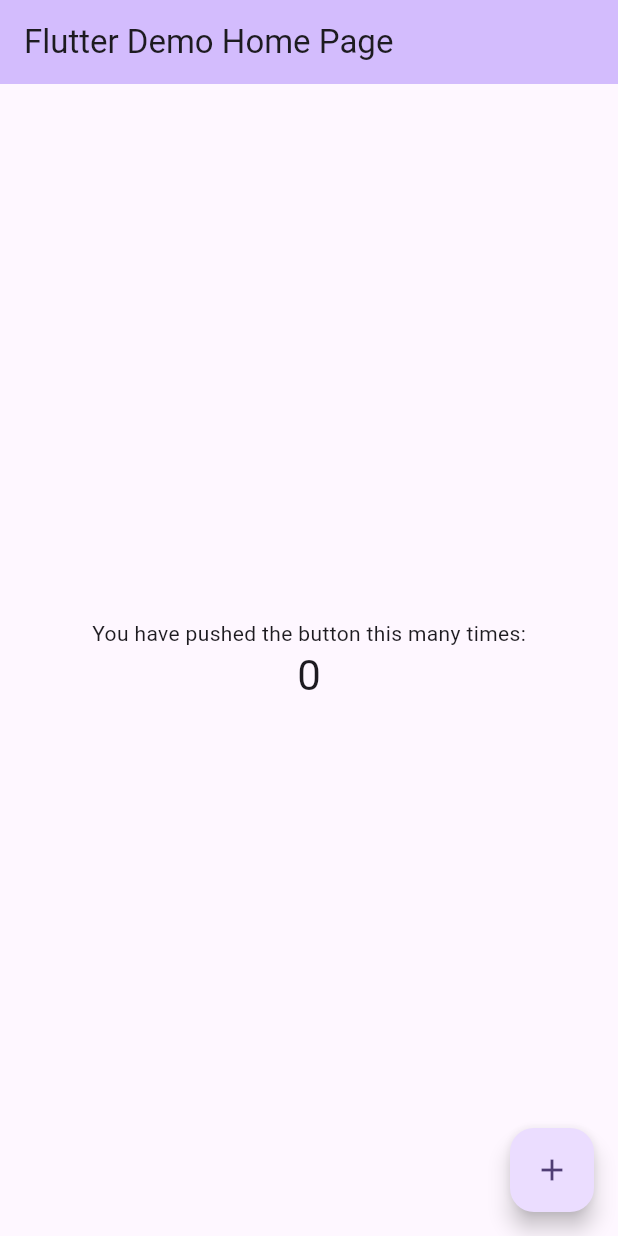
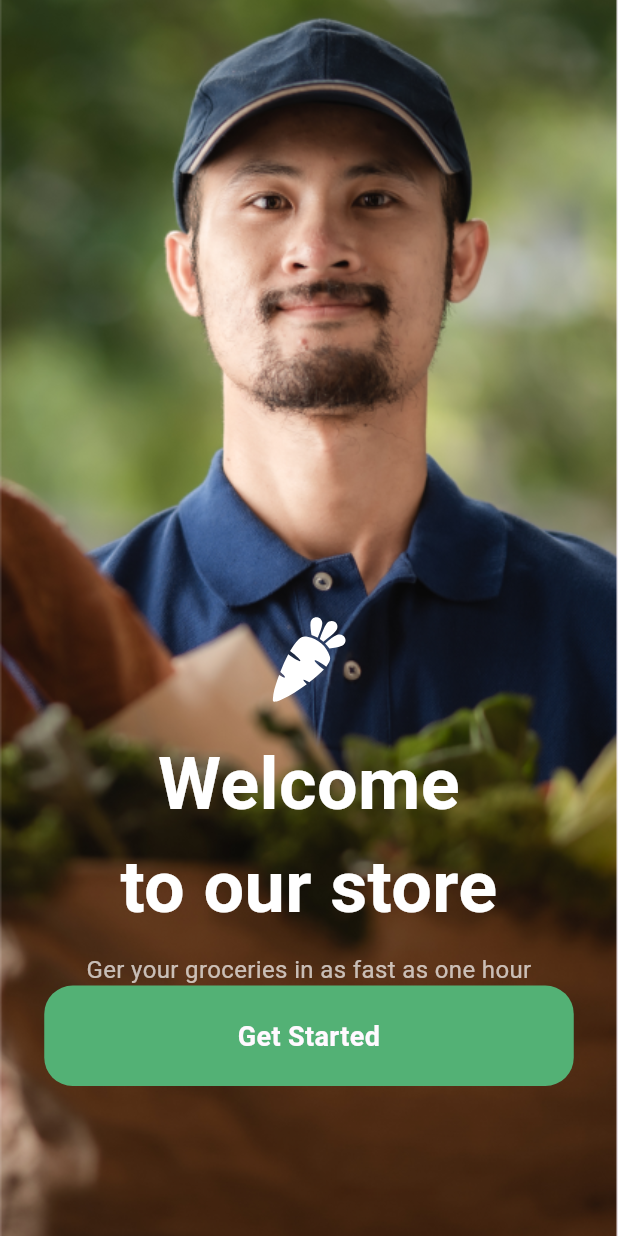
Before and after one commit to MohaMdSalah2003/Online-Groceries-App, a Flutter app: the screen it shows after launch, on a phone screen of 412 x 824 dp. Run offline on Flutter 3.47's test engine with Material 3 defaults, Android fonts, the phone set to English and light mode, and no system bars; our stand-ins replace dio, flutter_svg, get; Roboto replaces fonts that are missing (Gilroy, Gilroy-Medium).

Commit message:
splash view and onbording view

```diff
--- /dev/null
+++ b/lib/core/utils/Functions/Custom_snak_bar.dart
@@ -0,0 +1,5 @@
+import 'package:flutter/material.dart';
+
+void customSnakBar(context, String message) {
+  ScaffoldMessenger.of(context).showSnackBar(SnackBar(content: Text(message)));
+}
--- /dev/null
+++ b/lib/core/utils/constants.dart
@@ -0,0 +1,3 @@
+import 'package:flutter/material.dart';
+
+const ksplashColor = Color(0xFF53B175);
--- /dev/null
+++ b/lib/core/utils/style.dart
@@ -0,0 +1,23 @@
+import 'package:flutter/material.dart';
+
+abstract class Style {
+  static const textstyle18 = TextStyle(
+      fontSize: 18, fontWeight: FontWeight.w600, fontFamily: 'Gilroy');
+  static const textstyle20 =
+      TextStyle(fontSize: 20, fontWeight: FontWeight.normal);
+  static const textstyle14 =
+      TextStyle(fontSize: 14, fontWeight: FontWeight.normal);
+  static const textstyle16 = TextStyle(
+      fontSize: 16,
+      fontWeight: FontWeight.w400,
+      fontFamily: 'Gilroy-Medium',
+      color: Color(0xB2FCFCFC));
+  static const textstyle30 =
+      TextStyle(fontSize: 30, fontWeight: FontWeight.w500);
+  static const textstyle48 = TextStyle(
+    fontSize: 48,
+    fontWeight: FontWeight.w600,
+    fontFamily: 'Gilroy',
+    color: Colors.white,
+  );
+}
--- /dev/null
+++ b/lib/core/widgets/custom_button.dart
@@ -0,0 +1,43 @@
+import 'package:flutter/material.dart';
+import 'package:online_groceries_app/core/utils/constants.dart';
+import 'package:online_groceries_app/core/utils/style.dart';
+
+class CustomButton extends StatelessWidget {
+  const CustomButton({
+    super.key,
+    this.onTap,
+    required this.title,
+    this.isLoading = false,
+  });
+  final void Function()? onTap;
+  final String title;
+  final bool isLoading;
+  @override
+  Widget build(BuildContext context) {
+    return GestureDetector(
+      onTap: onTap,
+      child: Container(
+        width: 353,
+        height: 67,
+        decoration: ShapeDecoration(
+          color: ksplashColor,
+          shape: RoundedRectangleBorder(
+            borderRadius: BorderRadius.circular(19),
+          ),
+        ),
+        child: Center(
+          child: isLoading
+              ? const CircularProgressIndicator()
+              : Text(
+                  'Get Started',
+                  textAlign: TextAlign.center,
+                  style: Style.textstyle18.copyWith(
+                    color: const Color(0xFFFFF9FF),
+                    height: 0.06,
+                  ),
+                ),
+        ),
+      ),
+    );
+  }
+}
--- /dev/null
+++ b/lib/features/onbording/presentation/views/onbording_view.dart
@@ -0,0 +1,11 @@
+import 'package:flutter/material.dart';
+import 'package:online_groceries_app/features/onbording/presentation/views/widget/onbording_view_body.dart';
+
+class OnbordingView extends StatelessWidget {
+  const OnbordingView({super.key});
+
+  @override
+  Widget build(BuildContext context) {
+    return const SafeArea(child: Scaffold(body: OnbordingviewBody()));
+  }
+}
--- /dev/null
+++ b/lib/features/onbording/presentation/views/widget/onbording_view_body.dart
@@ -0,0 +1,58 @@
+import 'package:flutter/material.dart';
+import 'package:flutter_svg/svg.dart';
+import 'package:online_groceries_app/core/utils/style.dart';
+import 'package:online_groceries_app/core/widgets/custom_button.dart';
+
+class OnbordingviewBody extends StatelessWidget {
+  const OnbordingviewBody({super.key});
+
+  @override
+  Widget build(BuildContext context) {
+    return Container(
+      width: double.infinity,
+      clipBehavior: Clip.antiAlias,
+      decoration: const BoxDecoration(
+        image: DecorationImage(
+            image: AssetImage('assets/images/onbording 1.png'),
+            fit: BoxFit.cover),
+      ),
+      child: Stack(
+        children: [
+          Positioned(
+              right: 0,
+              left: 0,
+              bottom: 100,
+              child: Column(
+                  mainAxisAlignment: MainAxisAlignment.center,
+                  children: [
+                    SvgPicture.asset(
+                      'assets/images/onbording_icon.svg',
+                    ),
+                    const SizedBox(
+                      height: 20,
+                    ),
+                    const Text(
+                      'Welcome \nto our store',
+                      textAlign: TextAlign.center,
+                      style: Style.textstyle48,
+                    ),
+                    const SizedBox(
+                      height: 20,
+                    ),
+                    Text(
+                      'Ger your groceries in as fast as one hour',
+                      textAlign: TextAlign.center,
+                      style: Style.textstyle16.copyWith(
+                        height: 0.06,
+                      ),
+                    ),
+                    const SizedBox(
+                      height: 10,
+                    ),
+                    const CustomButton(title: 'Get Started')
+                  ]))
+        ],
+      ),
+    );
+  }
+}
--- a/lib/main.dart
+++ b/lib/main.dart
@@ -1,125 +1,19 @@
 import 'package:flutter/material.dart';
+import 'package:get/get.dart';
+import 'package:online_groceries_app/features/Splash/presentation/views/splash_view.dart';
 
 void main() {
-  runApp(const MyApp());
+  runApp(const OnlineGroceries());
 }
 
-class MyApp extends StatelessWidget {
-  const MyApp({super.key});
+class OnlineGroceries extends StatelessWidget {
+  const OnlineGroceries({super.key});
 
-  // This widget is the root of your application.
   @override
   Widget build(BuildContext context) {
-    return MaterialApp(
-      title: 'Flutter Demo',
-      theme: ThemeData(
-        // This is the theme of your application.
-        //
-        // TRY THIS: Try running your application with "flutter run". You'll see
-        // the application has a purple toolbar. Then, without quitting the app,
-        // try changing the seedColor in the colorScheme below to Colors.green
-        // and then invoke "hot reload" (save your changes or press the "hot
-        // reload" button in a Flutter-supported IDE, or press "r" if you used
-        // the command line to start the app).
-        //
-        // Notice that the counter didn't reset back to zero; the application
-        // state is not lost during the reload. To reset the state, use hot
-        // restart instead.
-        //
-        // This works for code too, not just values: Most code changes can be
-        // tested with just a hot reload.
-        colorScheme: ColorScheme.fromSeed(seedColor: Colors.deepPurple),
-        useMaterial3: true,
-      ),
-      home: const MyHomePage(title: 'Flutter Demo Home Page'),
+    return const GetMaterialApp(
+      debugShowCheckedModeBanner: false,
+      home: SplashView(),
     );
   }
 }
-
-class MyHomePage extends StatefulWidget {
-  const MyHomePage({super.key, required this.title});
-
-  // This widget is the home page of your application. It is stateful, meaning
-  // that it has a State object (defined below) that contains fields that affect
-  // how it looks.
-
-  // This class is the configuration for the state. It holds the values (in this
-  // case the title) provided by the parent (in this case the App widget) and
-  // used by the build method of the State. Fields in a Widget subclass are
-  // always marked "final".
-
-  final String title;
-
-  @override
-  State<MyHomePage> createState() => _MyHomePageState();
-}
-
-class _MyHomePageState extends State<MyHomePage> {
-  int _counter = 0;
-
-  void _incrementCounter() {
-    setState(() {
-      // This call to setState tells the Flutter framework that something has
-      // changed in this State, which causes it to rerun the build method below
-      // so that the display can reflect the updated values. If we changed
-      // _counter without calling setState(), then the build method would not be
-      // called again, and so nothing would appear to happen.
-      _counter++;
-    });
-  }
-
-  @override
-  Widget build(BuildContext context) {
-    // This method is rerun every time setState is called, for instance as done
-    // by the _incrementCounter method above.
-    //
-    // The Flutter framework has been optimized to make rerunning build methods
-    // fast, so that you can just rebuild anything that needs updating rather
-    // than having to individually change instances of widgets.
-    return Scaffold(
-      appBar: AppBar(
-        // TRY THIS: Try changing the color here to a specific color (to
-        // Colors.amber, perhaps?) and trigger a hot reload to see the AppBar
-        // change color while the other colors stay the same.
-        backgroundColor: Theme.of(context).colorScheme.inversePrimary,
-        // Here we take the value from the MyHomePage object that was created by
-        // the App.build method, and use it to set our appbar title.
-        title: Text(widget.title),
-      ),
-      body: Center(
-        // Center is a layout widget. It takes a single child and positions it
-        // in the middle of the parent.
-        child: Column(
-          // Column is also a layout widget. It takes a list of children and
-          // arranges them vertically. By default, it sizes itself to fit its
-          // children horizontally, and tries to be as tall as its parent.
-          //
-          // Column has various properties to control how it sizes itself and
-          // how it positions its children. Here we use mainAxisAlignment to
-          // center the children vertically; the main axis here is the vertical
-          // axis because Columns are vertical (the cross axis would be
-          // horizontal).
-          //
-          // TRY THIS: Invoke "debug painting" (choose the "Toggle Debug Paint"
-          // action in the IDE, or press "p" in the console), to see the
-          // wireframe for each widget.
-          mainAxisAlignment: MainAxisAlignment.center,
-          children: <Widget>[
-            const Text(
-              'You have pushed the button this many times:',
-            ),
-            Text(
-              '$_counter',
-              style: Theme.of(context).textTheme.headlineMedium,
-            ),
-          ],
-        ),
-      ),
-      floatingActionButton: FloatingActionButton(
-        onPressed: _incrementCounter,
-        tooltip: 'Increment',
-        child: const Icon(Icons.add),
-      ), // This trailing comma makes auto-formatting nicer for build methods.
-    );
-  }
-}
```
Also changed, not shown: lib/core/errors/failure.dart (added, +48 -0 lines), lib/core/utils/api_service.dart (added, +26 -0 lines), lib/features/Splash/presentation/views/splash_view.dart (added, +11 -0 lines), lib/features/Splash/presentation/views/widget/solash_view_body.dart (added, +36 -0 lines), pubspec.yaml (+9 -18 lines), assets/images/Group 1.svg (added), assets/images/Mask Group.png (added), assets/images/onbording 1.png (added), assets/images/onbording_icon.svg (added), pubspec.lock, 1 other file.
